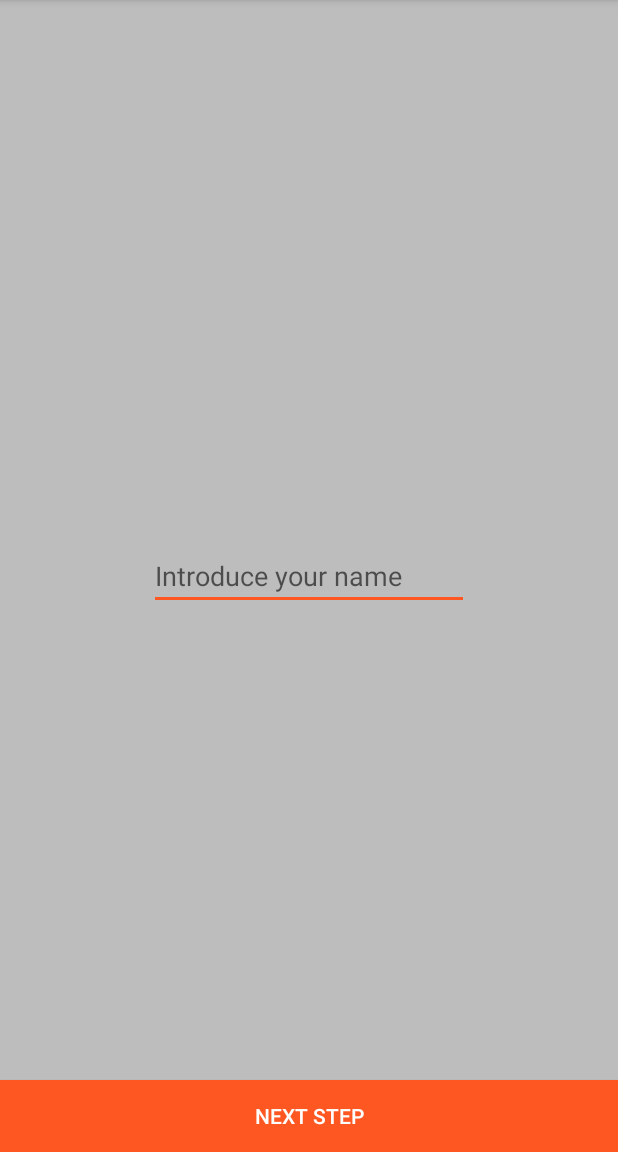
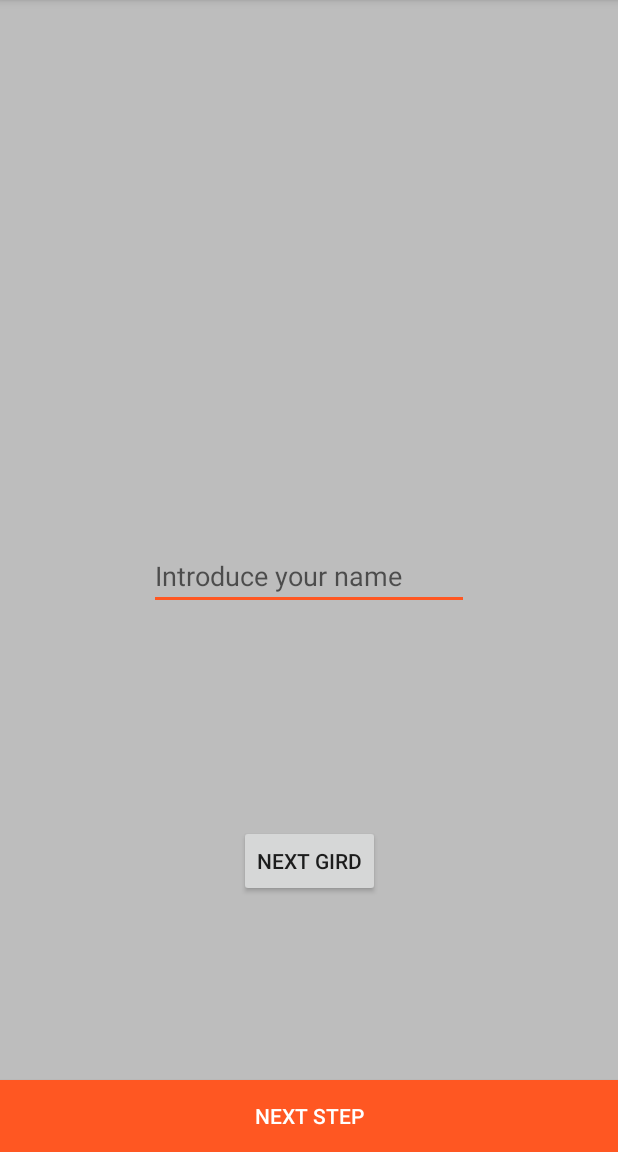
Before and after one commit to german-jongewaard/My_Form, an Android app: the screen it shows after launch (MainActivity), on a phone screen of 412 x 824 dp, the part 84-1236 px from its top. Run offline under Robolectric (Android 15) with nearby library versions, the phone set to English and light mode, and no system bars.

Commit message:
first commit.

```diff
--- a/app/src/main/AndroidManifest.xml
+++ b/app/src/main/AndroidManifest.xml
@@ -24,6 +24,10 @@
         <activity android:name=".ThirdActivity" android:parentActivityName=".MainActivity">
             <meta-data android:name="android.support.PARENT_ACTIVITY" android:value=".MainActivity"/>
         </activity>
+
+        <activity android:name=".GirdActivity" android:parentActivityName=".MainActivity">
+            <meta-data android:name="android.support.PARENT_ACTIVITY" android:value=".MainActivity"/>
+        </activity>
     </application>
 
 </manifest>
--- a/app/src/main/java/dev/com/jongewaard/my_form/MainActivity.java
+++ b/app/src/main/java/dev/com/jongewaard/my_form/MainActivity.java
@@ -13,6 +13,7 @@ import android.widget.Toast;
 public class MainActivity extends AppCompatActivity {
     // Elementos UI
     private View btnNext;
+    private View btnGird;
     private EditText eTxt_Intro_Name;
 
     @Override
@@ -31,6 +32,17 @@ public class MainActivity extends AppCompatActivity {
         // Instanciamos los elementos de la UI con sus referencias
         eTxt_Intro_Name = findViewById(R.id.editText_Intro_Name);
         btnNext = findViewById(R.id.btn_Next_Step_Main);
+        btnGird = findViewById(R.id.buttonGird);
+
+        // Evento click del botón para pasar al siguiente Activity
+        btnGird.setOnClickListener(new View.OnClickListener() {
+            @Override
+            public void onClick(View v) {
+                Intent intent = new Intent(MainActivity.this, GirdActivity.class);
+
+                startActivity(intent);
+            }
+        });
 
         // Evento click del botón para pasar al siguiente Activity
         btnNext.setOnClickListener(new View.OnClickListener() {
--- a/app/src/main/res/layout/activity_main.xml
+++ b/app/src/main/res/layout/activity_main.xml
@@ -38,4 +38,19 @@
         app:layout_constraintEnd_toEndOf="parent"
         app:layout_constraintStart_toStartOf="parent"
         app:layout_constraintTop_toTopOf="parent" />
+
+    <Button
+        android:id="@+id/buttonGird"
+        android:layout_width="wrap_content"
+        android:layout_height="wrap_content"
+        android:layout_marginBottom="8dp"
+        android:layout_marginEnd="8dp"
+        android:layout_marginStart="8dp"
+        android:layout_marginTop="8dp"
+        android:text="Next Gird"
+        app:layout_constraintBottom_toBottomOf="parent"
+        app:layout_constraintEnd_toEndOf="parent"
+        app:layout_constraintStart_toStartOf="parent"
+        app:layout_constraintTop_toTopOf="parent"
+        app:layout_constraintVertical_bias="0.77" />
 </android.support.constraint.ConstraintLayout>
```
Also changed, not shown: app/src/main/res/drawable/sample_0.jpg (added), app/src/main/res/drawable/sample_1.jpg (added), app/src/main/res/drawable/sample_2.jpg (added), app/src/main/res/drawable/sample_3.jpg (added), app/src/main/res/drawable/sample_4.jpg (added), app/src/main/res/drawable/sample_5.jpg (added), app/src/main/res/drawable/sample_6.jpg (added), app/src/main/res/drawable/sample_7.jpg (added).
